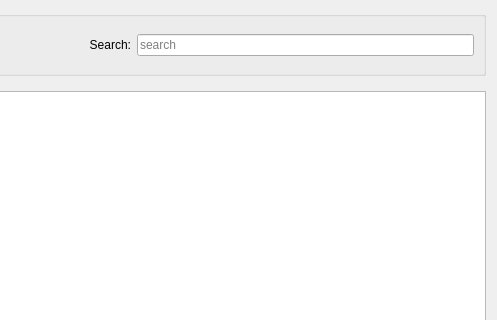
The window that ui/DisplayTables.ui (kathrynmetcalf/GeoCORK) describes before a commit, drawn with Qt 5; both pictures show x 706 to 1203 and y 0 to 320 of the 1203 by 678 pixel window.
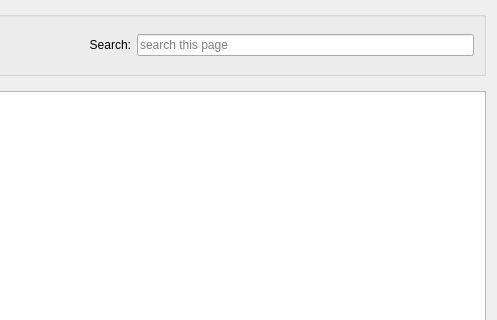
The same window after the commit.

The edit to the form file:
```diff
--- a/ui/DisplayTables.ui
+++ b/ui/DisplayTables.ui
@@ -158,7 +158,7 @@
          </size>
         </property>
         <property name="placeholderText">
-         <string>search</string>
+         <string>search this page</string>
         </property>
        </widget>
       </item>
```
